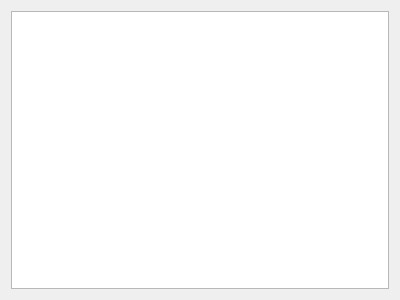
Above: gui/autostarthenkankeywordswidget.ui from karubabu/fcitx-skk before the change. Below: the same form after it.
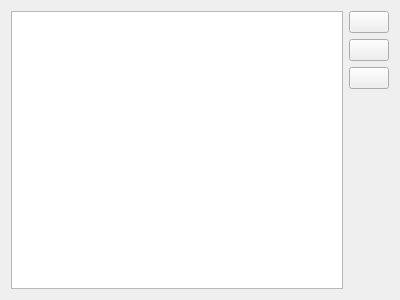
That is the form after the change. Icons and pictures are not drawn.

What changed in the file:
```diff
--- a/gui/autostarthenkankeywordswidget.ui
+++ b/gui/autostarthenkankeywordswidget.ui
@@ -14,16 +14,10 @@
    <string>Form</string>
   </property>
   <layout class="QGridLayout" name="gridLayout">
-   <item row="0" column="0" colspan="5">
-    <layout class="QGridLayout" name="gridLayout_2">
-     <item row="0" column="0">
+   <item row="0" column="1">
+    <layout class="QHBoxLayout" name="horizontalLayout">
+     <item>
       <widget class="QTableView" name="autostarthenkankeywordsTable">
-       <property name="editTriggers">
-        <set>QAbstractItemView::AllEditTriggers</set>
-       </property>
-       <property name="sortingEnabled">
-        <bool>true</bool>
-       </property>
        <attribute name="horizontalHeaderVisible">
         <bool>false</bool>
        </attribute>
@@ -35,6 +29,56 @@
        </attribute>
       </widget>
      </item>
+     <item>
+      <layout class="QVBoxLayout" name="verticalLayout">
+       <item>
+        <widget class="QPushButton" name="addKeywordButton">
+         <property name="text">
+          <string/>
+         </property>
+         <property name="icon">
+          <iconset theme="list-add">
+           <normaloff>.</normaloff>.</iconset>
+         </property>
+        </widget>
+       </item>
+       <item>
+        <widget class="QPushButton" name="removeKeywordButton">
+         <property name="text">
+          <string/>
+         </property>
+         <property name="icon">
+          <iconset theme="list-remove">
+           <normaloff>.</normaloff>.</iconset>
+         </property>
+        </widget>
+       </item>
+       <item>
+        <widget class="QPushButton" name="defaultKeywordsButton">
+         <property name="text">
+          <string/>
+         </property>
+         <property name="icon">
+          <iconset theme="document-revert">
+           <normaloff>.</normaloff>.</iconset>
+         </property>
+        </widget>
+       </item>
+       <item>
+        <spacer name="verticalSpacer_2">
+         <property name="orientation">
+          <enum>Qt::Vertical</enum>
+         </property>
+         <property name="sizeHint" stdset="0">
+          <size>
+           <width>20</width>
+           <height>40</height>
+          </size>
+         </property>
+        </spacer>
+       </item>
+      </layout>
+     </item>
     </layout>
    </item>
   </layout>
```
